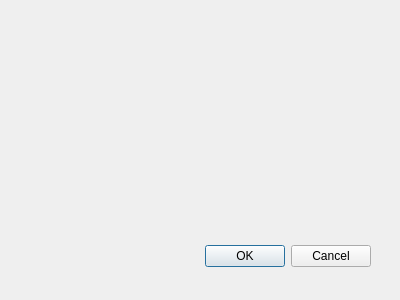
strpaw/qgis3-airspace-geometry-builder, file airspace_geometry_builder/airspace_geometry_builder_dialog_base.ui: the form before one commit.
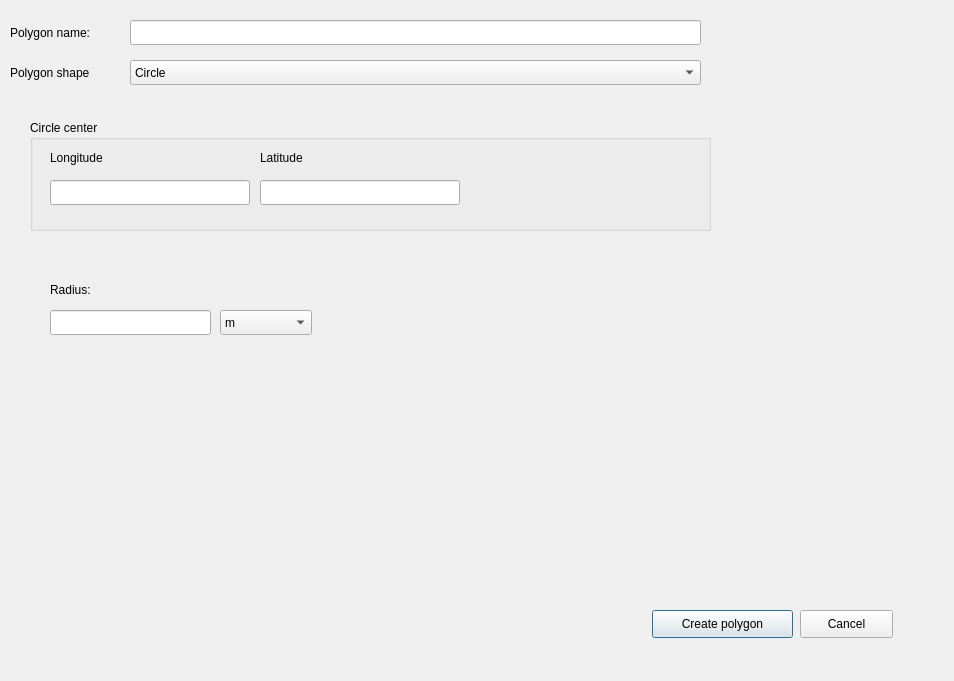
The form after the commit.

Commit message: Add Circle GUI layout

```diff
--- a/airspace_geometry_builder/airspace_geometry_builder_dialog_base.ui
+++ b/airspace_geometry_builder/airspace_geometry_builder_dialog_base.ui
@@ -1,32 +1,240 @@
 <ui version="4.0" >
  <class>AirspaceGeometryBuilderDialogBase</class>
- <widget class="QDialog" name="AirspaceGeometryBuilderDialogBase" >
-  <property name="geometry" >
+ <widget class="QDialog" name="AirspaceGeometryBuilderDialogBase">
+  <property name="geometry">
    <rect>
     <x>0</x>
     <y>0</y>
-    <width>400</width>
-    <height>300</height>
+    <width>954</width>
+    <height>681</height>
    </rect>
   </property>
   <property name="windowTitle" >
    <string>AirspaceGeometryBuilder</string>
   </property>
-  <widget class="QDialogButtonBox" name="button_box" >
-   <property name="geometry" >
+  <widget class="QPushButton" name="pushButtonCreatePolygon">
+   <property name="geometry">
     <rect>
-     <x>30</x>
-     <y>240</y>
-     <width>341</width>
-     <height>32</height>
+     <x>652</x>
+     <y>610</y>
+     <width>141</width>
+     <height>28</height>
     </rect>
    </property>
-   <property name="orientation" >
-    <enum>Qt::Horizontal</enum>
+   <property name="text">
+    <string>Create polygon</string>
    </property>
-   <property name="standardButtons" >
-    <set>QDialogButtonBox::Cancel|QDialogButtonBox::Ok</set>
+  </widget>
+  <widget class="QPushButton" name="pushButtonCancel">
+   <property name="geometry">
+    <rect>
+     <x>800</x>
+     <y>610</y>
+     <width>93</width>
+     <height>28</height>
+    </rect>
    </property>
+   <property name="text">
+    <string>Cancel</string>
+   </property>
+  </widget>
+  <widget class="QLabel" name="label">
+   <property name="geometry">
+    <rect>
+     <x>10</x>
+     <y>23</y>
+     <width>111</width>
+     <height>19</height>
+    </rect>
+   </property>
+   <property name="text">
+    <string>Polygon name:</string>
+   </property>
+  </widget>
+  <widget class="QLineEdit" name="lineEditPolygonName">
+   <property name="geometry">
+    <rect>
+     <x>130</x>
+     <y>20</y>
+     <width>571</width>
+     <height>25</height>
+    </rect>
+   </property>
+  </widget>
+  <widget class="QComboBox" name="comboBoxPolygonShape">
+   <property name="geometry">
+    <rect>
+     <x>130</x>
+     <y>60</y>
+     <width>571</width>
+     <height>25</height>
+    </rect>
+   </property>
+   <item>
+    <property name="text">
+     <string>Circle</string>
+    </property>
+   </item>
+  </widget>
+  <widget class="QLabel" name="label_2">
+   <property name="geometry">
+    <rect>
+     <x>10</x>
+     <y>63</y>
+     <width>111</width>
+     <height>19</height>
+    </rect>
+   </property>
+   <property name="text">
+    <string>Polygon shape</string>
+   </property>
+  </widget>
+  <widget class="QStackedWidget" name="stackedWidgetShapeData">
+   <property name="geometry">
+    <rect>
+     <x>20</x>
+     <y>100</y>
+     <width>901</width>
+     <height>481</height>
+    </rect>
+   </property>
+   <property name="currentIndex">
+    <number>0</number>
+   </property>
+   <widget class="QWidget" name="page">
+    <widget class="QGroupBox" name="groupBoxReferencePoin">
+     <property name="geometry">
+      <rect>
+       <x>10</x>
+       <y>20</y>
+       <width>681</width>
+       <height>111</height>
+      </rect>
+     </property>
+     <property name="title">
+      <string>Circle center</string>
+     </property>
+     <widget class="QLineEdit" name="lineEditRefLongitude">
+      <property name="geometry">
+       <rect>
+        <x>20</x>
+        <y>60</y>
+        <width>200</width>
+        <height>25</height>
+       </rect>
+      </property>
+     </widget>
+     <widget class="QLineEdit" name="lineEditRefLatitude">
+      <property name="geometry">
+       <rect>
+        <x>230</x>
+        <y>60</y>
+        <width>200</width>
+        <height>25</height>
+       </rect>
+      </property>
+     </widget>
+     <widget class="QLabel" name="label_4">
+      <property name="geometry">
+       <rect>
+        <x>20</x>
+        <y>30</y>
+        <width>55</width>
+        <height>16</height>
+       </rect>
+      </property>
+      <property name="text">
+       <string>Longitude</string>
+      </property>
+     </widget>
+     <widget class="QLabel" name="label_8">
+      <property name="geometry">
+       <rect>
+        <x>230</x>
+        <y>30</y>
+        <width>55</width>
+        <height>16</height>
+       </rect>
+      </property>
+      <property name="text">
+       <string>Latitude</string>
+      </property>
+     </widget>
+    </widget>
+    <widget class="QStackedWidget" name="stackedWidgetReferencePointBased">
+     <property name="geometry">
+      <rect>
+       <x>10</x>
+       <y>170</y>
+       <width>641</width>
+       <height>271</height>
+      </rect>
+     </property>
+     <property name="currentIndex">
+      <number>0</number>
+     </property>
+     <widget class="QWidget" name="page_3">
+      <widget class="QComboBox" name="comboBoxCircleRadiusUOM">
+       <property name="geometry">
+        <rect>
+         <x>190</x>
+         <y>40</y>
+         <width>92</width>
+         <height>25</height>
+        </rect>
+       </property>
+       <item>
+        <property name="text">
+         <string>m</string>
+        </property>
+       </item>
+       <item>
+        <property name="text">
+         <string>km</string>
+        </property>
+       </item>
+       <item>
+        <property name="text">
+         <string>NM</string>
+        </property>
+       </item>
+       <item>
+        <property name="text">
+         <string>feet</string>
+        </property>
+       </item>
+       <item>
+        <property name="text">
+         <string>SM</string>
+        </property>
+       </item>
+      </widget>
+      <widget class="QLineEdit" name="lineEditCircleRadius">
+       <property name="geometry">
+        <rect>
+         <x>20</x>
+         <y>40</y>
+         <width>161</width>
+         <height>25</height>
+        </rect>
+       </property>
+      </widget>
+      <widget class="QLabel" name="label_3">
+       <property name="geometry">
+        <rect>
+         <x>20</x>
+         <y>10</y>
+         <width>91</width>
+         <height>19</height>
+        </rect>
+       </property>
+       <property name="text">
+        <string>Radius:</string>
+       </property>
+      </widget>
+     </widget>
+    </widget>
+   </widget>
   </widget>
  </widget>
  <resources/>
```
Left out of the diff: 40 changed lines with no effect on the pictures. The commit also changes 1 other file.
